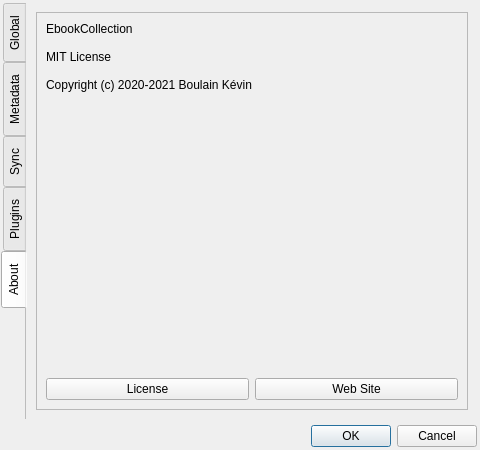
Qt form settings.ui (LordKBX/eBookCollection) before a commit.
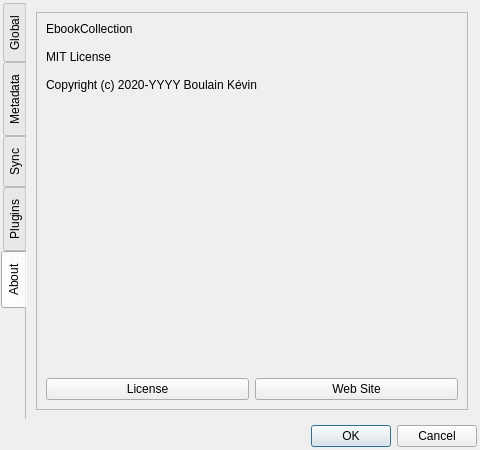
The same form after that commit. The open tabs and pages were chosen to show the change. Icons and pictures are not drawn.

What changed in the file:
```diff
--- a/settings.ui
+++ b/settings.ui
@@ -931,7 +931,7 @@
 
 MIT License
 
-Copyright (c) 2020-2021 Boulain Kévin</string>
+Copyright (c) 2020-YYYY Boulain Kévin</string>
              </property>
              <property name="alignment">
               <set>Qt::AlignLeading|Qt::AlignLeft|Qt::AlignTop</set>
```
